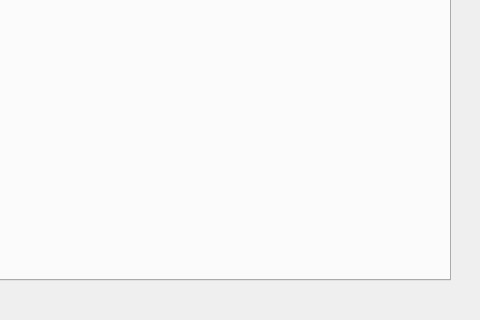
Old version of the form ui/userpage.ui in the repository delete3GM/Flight-Booking-System; both pictures show x 480 to 960 and y 220 to 540 of the 960 by 540 pixel window.
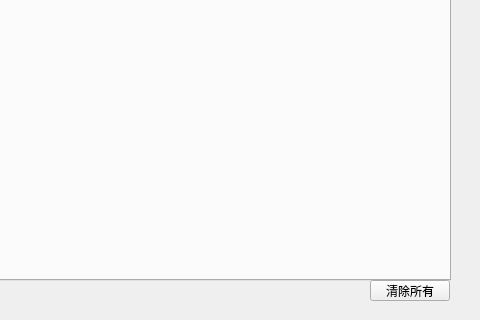
New version of the form. Icons and pictures are not drawn.

Patch:
```diff
--- a/ui/userpage.ui
+++ b/ui/userpage.ui
@@ -168,6 +168,19 @@
     </size>
    </property>
   </widget>
+  <widget class="QPushButton" name="clearBtn">
+   <property name="geometry">
+    <rect>
+     <x>850</x>
+     <y>500</y>
+     <width>80</width>
+     <height>21</height>
+    </rect>
+   </property>
+   <property name="text">
+    <string>清除所有</string>
+   </property>
+  </widget>
  </widget>
  <resources>
   <include location="../resources.qrc"/>
```
